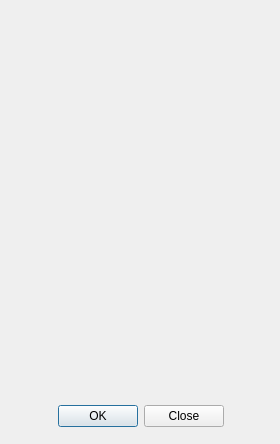
This is tomviz/PresetDialog.ui in OpenChemistry/tomviz as Qt 5 draws it before an edit. The edited form follows.
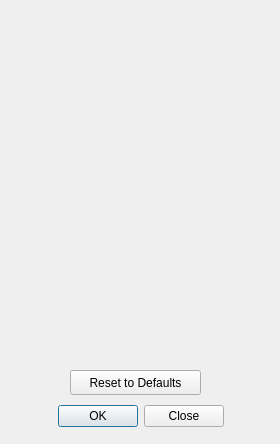
This is the edited form.

Commit message: Allow user to reset presets to the defaults

Diff of the .ui file:
```diff
--- a/tomviz/PresetDialog.ui
+++ b/tomviz/PresetDialog.ui
@@ -32,6 +32,19 @@
     <bool>true</bool>
    </property>
   </widget>
+  <widget class="QPushButton" name="pushButton">
+   <property name="geometry">
+    <rect>
+     <x>70</x>
+     <y>370</y>
+     <width>131</width>
+     <height>25</height>
+    </rect>
+   </property>
+   <property name="text">
+    <string>Reset to Defaults</string>
+   </property>
+  </widget>
  </widget>
  <resources/>
  <connections>
```
The commit also changes 5 other files.
